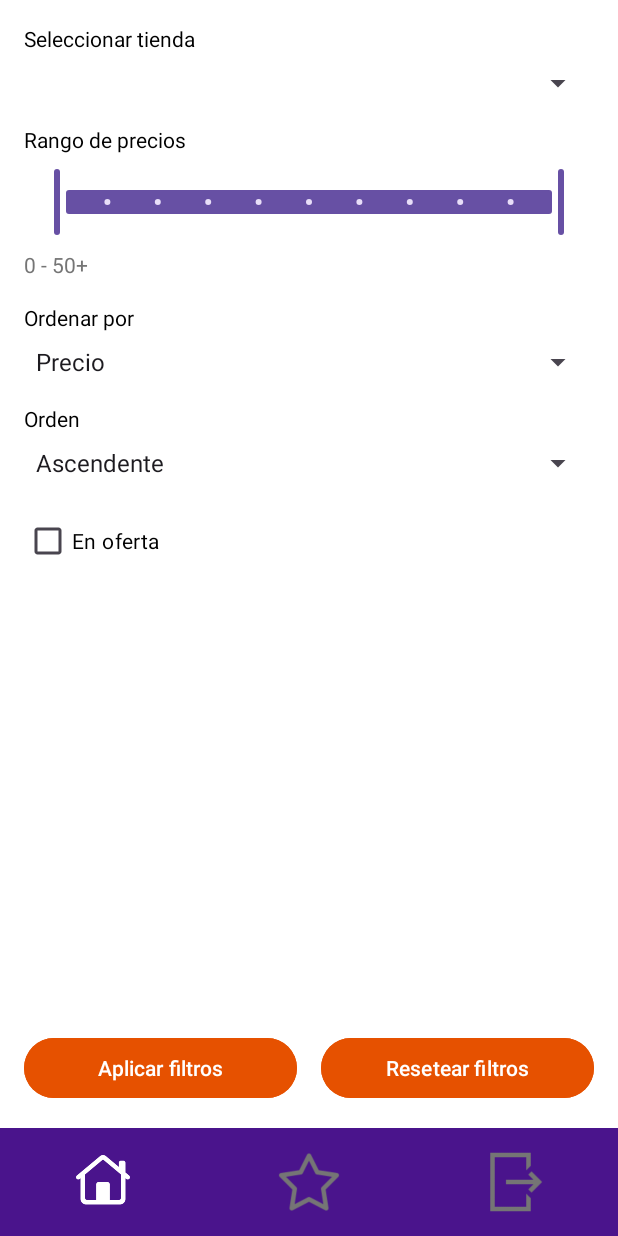
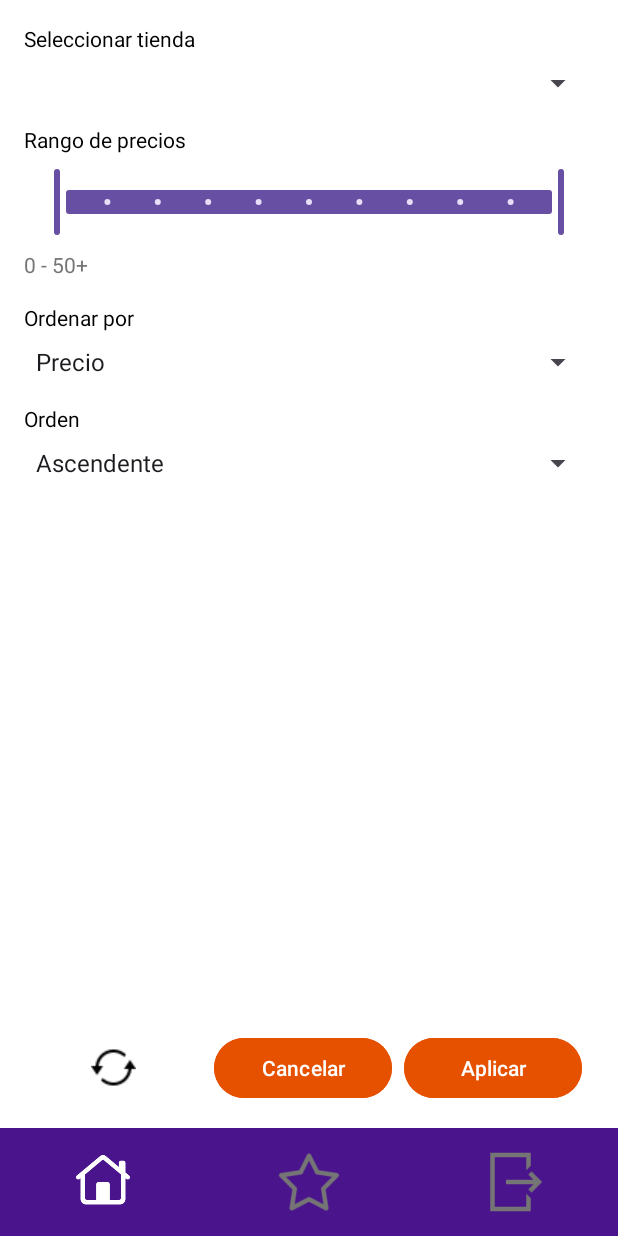
Before and after one commit to NicoA-alt/TPO_DA1, an Android app: the fragment FilterFragment placed in its activity, on a phone screen of 412 x 824 dp. Run offline under Robolectric (Android 15) with nearby library versions, the phone set to English and light mode, and no system bars; our stand-ins replace Firebase (no records; nobody signed in at launch, a user with empty details on screens opened directly).

Commit message:
Añadida funcionalidad de busqueda con filtros

```diff
--- a/app/src/main/java/com/example/tpo_da1/ui/data/CheapSharkApi.kt
+++ b/app/src/main/java/com/example/tpo_da1/ui/data/CheapSharkApi.kt
@@ -14,7 +14,15 @@ interface CheapSharkApi {
     fun getDeals(@Query("pageNumber") pageNumber: Int, @Query("pageSize") pageSize: Int): Call<List<Deal>>
 
     @GET("deals")
-    fun searchDeals(@Query("title") query: String, @Query("pageNumber") pageNumber: Int): Call<List<Deal>>
+    fun searchDeals(
+        @Query("title") query: String,
+        @Query("pageNumber") pageNumber: Int,
+        @Query("desc") desc: Int,
+        @Query("sortBy") sortBy: String,
+        @Query("lowerPrice") lowerPrice: Int,
+        @Query("upperPrice") upperPrice: Int
+    ): Call<List<Deal>>
+
     @GET
     fun getDealDetails(@Url url: String): Call<DealDetailsResponse>
     @GET("stores")
--- a/app/src/main/java/com/example/tpo_da1/ui/data/Deal/DealsRepository.kt
+++ b/app/src/main/java/com/example/tpo_da1/ui/data/deal/DealsRepository.kt
@@ -6,7 +6,7 @@ class DealsRepository(private val service: DealsService) {
         return service.getDeals(page, pageSize)
     }
 
-    suspend fun searchDeals(query: String, page: Int): List<Deal> {
-        return service.searchDeals(query, page)
+    suspend fun searchDeals(query: String, page: Int, desc: Int, sortBy: String, lowerPrice: Int, upperPrice: Int): List<Deal> {
+        return service.searchDeals(query, page, desc, sortBy, lowerPrice, upperPrice)
     }
 }
--- a/app/src/main/java/com/example/tpo_da1/ui/data/Deal/DealsService.kt
+++ b/app/src/main/java/com/example/tpo_da1/ui/data/deal/DealsService.kt
@@ -14,8 +14,8 @@ class DealsService(private val api: CheapSharkApi) {
         }
     }
 
-    suspend fun searchDeals(query: String, page: Int): List<Deal> {
-        val response = api.searchDeals(query, page).awaitResponse()
+    suspend fun searchDeals(query: String, page: Int, desc: Int, sortBy: String, lowerPrice: Int, upperPrice: Int): List<Deal> {
+        val response = api.searchDeals(query, page, desc, sortBy, lowerPrice, upperPrice).awaitResponse()
         if (response.isSuccessful) {
             return response.body() ?: throw Exception("No deals found")
         } else {
--- a/app/src/main/java/com/example/tpo_da1/ui/ui/DealsViewModel.kt
+++ b/app/src/main/java/com/example/tpo_da1/ui/ui/DealsViewModel.kt
@@ -1,5 +1,6 @@
 package com.example.tpo_da1.ui.ui
 
+import android.util.Log
 import androidx.lifecycle.LiveData
 import androidx.lifecycle.MutableLiveData
 import androidx.lifecycle.ViewModel
@@ -22,6 +23,10 @@ class DealsViewModel : ViewModel() {
     val loading: LiveData<Boolean> get() = _loading
 
     private var searchQuery: String? = null
+    private var order: Int = 0
+    private var ordenar: String = "price"
+    private var lowerPrice: Int = 0
+    private var upperPrice: Int = 50
 
     var currentPage = 0
     private var isLastPage = false
@@ -56,22 +61,27 @@ class DealsViewModel : ViewModel() {
         if (searchQuery.isNullOrEmpty()) {
             fetchDeals(++currentPage)
         } else {
-            searchDeals(searchQuery!!, ++currentPage)
+            searchDeals(searchQuery!!, ++currentPage,order)
         }
     }
 
-    fun searchDeals(query: String, page: Int = 0) {
+    fun searchDeals(query: String, page: Int = 0, desc: Int = 0, sortBy: String = "price", lowerPrice: Int = 0, upperPrice: Int = 50) {
+        Log.d("DealsViewModel", "Searching deals with query: $query, page: $page, order: $desc, sort: $sortBy, lowerPrice: $lowerPrice, upperPrice: $upperPrice")
         if (_loading.value == true) return
 
         _loading.value = true
         if (page == 0) {
             searchQuery = query
+            order = desc
+            ordenar = sortBy
+            this.lowerPrice = lowerPrice
+            this.upperPrice = upperPrice
             allDeals.clear()
         }
 
         viewModelScope.launch {
             try {
-                val searchResults = repository.searchDeals(query, page)
+                val searchResults = repository.searchDeals(query, page, desc, sortBy, lowerPrice, upperPrice)
                 if (searchResults.size < pageSize) {
                     isLastPage = true
                 }
--- a/app/src/main/java/com/example/tpo_da1/ui/ui/FilterFragment.kt
+++ b/app/src/main/java/com/example/tpo_da1/ui/ui/FilterFragment.kt
@@ -1,12 +1,15 @@
 package com.example.tpo_da1.ui.ui
 
+import android.content.Context
 import android.os.Bundle
+import android.util.Log
 import androidx.fragment.app.Fragment
 import android.view.LayoutInflater
 import android.view.View
 import android.view.ViewGroup
 import android.widget.ArrayAdapter
 import android.widget.SeekBar
+import androidx.lifecycle.ViewModelProvider
 import com.example.tpo_da1.R
 import com.example.tpo_da1.databinding.FragmentFilterBinding
 import com.example.tpo_da1.ui.data.RetrofitHelper
@@ -21,12 +24,16 @@ class FilterFragment : Fragment() {
 
     private var _binding: FragmentFilterBinding? = null
     private val binding get() = _binding!!
+    private lateinit var sharedViewModel: SharedViewModel
+
 
     override fun onCreateView(
         inflater: LayoutInflater, container: ViewGroup?,
         savedInstanceState: Bundle?
     ): View {
         _binding = FragmentFilterBinding.inflate(inflater, container, false)
+        sharedViewModel = ViewModelProvider(requireActivity()).get(SharedViewModel::class.java)
+
         return binding.root
     }
 
@@ -35,6 +42,7 @@ class FilterFragment : Fragment() {
 
         setupPriceRangeSlider()
         loadStores()
+        loadFilters()
 
         binding.applyFiltersButton.setOnClickListener {
             applyFilters()
@@ -42,6 +50,9 @@ class FilterFragment : Fragment() {
 
         binding.resetFiltersButton.setOnClickListener {
             resetFilters()
+        }
+        binding.cancelButton.setOnClickListener {
+            parentFragmentManager.popBackStack()
         }
     }
 
@@ -82,7 +93,53 @@ class FilterFragment : Fragment() {
     }
 
     private fun applyFilters() {
-        // Aquí deberías obtener los valores de los filtros y aplicar la lógica para filtrar las ofertas
+        val order = if (binding.orderSpinner.selectedItemPosition == 0) 0 else 1 // 0: ascendente, 1: descendente
+        val sortBy = when (binding.sortSpinner.selectedItemPosition) {
+            0 -> "price"
+            1 -> "savings"
+            else -> "price"
+        }
+        val lowerPrice = binding.priceRangeSlider.values[0].toInt()
+        val upperPrice = binding.priceRangeSlider.values[1].toInt()
+        Log.d("FilterFragment", "Applying filters with order: $order, sortBy: $sortBy")
+        sharedViewModel.setOrder(order)
+        sharedViewModel.setSortBy(sortBy)
+        sharedViewModel.setLowerPrice(lowerPrice)
+        sharedViewModel.setUpperPrice(upperPrice)
+
+        saveFilters(order, sortBy, lowerPrice, upperPrice)
+        parentFragmentManager.popBackStack()
+    }
+
+    private fun saveFilters(order: Int, sortBy: String, lowerPrice: Int, upperPrice: Int) {
+        val sharedPreferences = requireActivity().getSharedPreferences("FILTERS", Context.MODE_PRIVATE)
+        with(sharedPreferences.edit()) {
+            putInt("ORDER", order)
+            putString("SORT_BY", sortBy)
+            putInt("LOWER_PRICE", lowerPrice)
+            putInt("UPPER_PRICE", upperPrice)
+            apply()
+        }
+    }
+
+    private fun loadFilters() {
+        val sharedPreferences = requireActivity().getSharedPreferences("FILTERS", Context.MODE_PRIVATE)
+        val order = sharedPreferences.getInt("ORDER", 0)
+        val sortBy = sharedPreferences.getString("SORT_BY", "price") ?: "price"
+        val lowerPrice = sharedPreferences.getInt("LOWER_PRICE", 0)
+        val upperPrice = sharedPreferences.getInt("UPPER_PRICE", 50)
+
+        Log.d("FilterFragment", "Loading filters with order: $order, sortBy: $sortBy, lowerPrice: $lowerPrice, upperPrice: $upperPrice")
+
+        binding.orderSpinner.setSelection(order)
+        binding.sortSpinner.setSelection(
+            when (sortBy) {
+                "price" -> 0
+                "savings" -> 1
+                else -> 0
+            }
+        )
+        binding.priceRangeSlider.values = listOf(lowerPrice.toFloat(), upperPrice.toFloat())
     }
 
     private fun resetFilters() {
@@ -90,7 +147,6 @@ class FilterFragment : Fragment() {
         binding.priceRangeSlider.values = listOf(0f, 50f)
         binding.sortSpinner.setSelection(0)
         binding.orderSpinner.setSelection(0)
-        binding.checkboxOnSale.isChecked = false
     }
 
     override fun onDestroyView() {
--- a/app/src/main/java/com/example/tpo_da1/ui/ui/HomeFragment.kt
+++ b/app/src/main/java/com/example/tpo_da1/ui/ui/HomeFragment.kt
@@ -3,6 +3,7 @@ package com.example.tpo_da1.ui.ui
 import android.os.Bundle
 import android.os.Handler
 import android.os.Looper
+import android.util.Log
 import android.view.KeyEvent
 import androidx.fragment.app.Fragment
 import android.view.LayoutInflater
@@ -24,6 +25,11 @@ class HomeFragment : Fragment() {
     private var isLoading = false
     private val loadMoreHandler = Handler(Looper.getMainLooper())
     private val loadMoreRunnable = Runnable { dealsViewModel.loadMoreDeals() }
+    private lateinit var sharedViewModel: SharedViewModel
+    private var currentOrder: Int = 0
+    private var currentSortBy: String = "price"
+    private var currentLowerPrice: Int = 0
+    private var currentUpperPrice: Int = 50
 
     override fun onCreateView(
         inflater: LayoutInflater, container: ViewGroup?,
@@ -37,6 +43,25 @@ class HomeFragment : Fragment() {
         super.onViewCreated(view, savedInstanceState)
 
         dealsViewModel = ViewModelProvider(this).get(DealsViewModel::class.java)
+        sharedViewModel = ViewModelProvider(requireActivity()).get(SharedViewModel::class.java)
+
+        sharedViewModel.order.observe(viewLifecycleOwner, { order ->
+            currentOrder = order
+            Log.d("HomeFragment", "Received order: $order")
+        })
+        sharedViewModel.sortBy.observe(viewLifecycleOwner, { sortBy ->
+            currentSortBy = sortBy
+            Log.d("HomeFragment", "Received sortBy: $sortBy")
+        })
+
+        sharedViewModel.lowerPrice.observe(viewLifecycleOwner, { lowerPrice ->
+            currentLowerPrice = lowerPrice
+            Log.d("HomeFragment", "Received lowerPrice: $lowerPrice")
+        })
+        sharedViewModel.upperPrice.observe(viewLifecycleOwner, { upperPrice ->
+            currentUpperPrice = upperPrice
+            Log.d("HomeFragment", "Received upperPrice: $upperPrice")
+        })
 
         setupRecyclerView()
         setupSearch()
@@ -99,9 +124,10 @@ class HomeFragment : Fragment() {
 
     private fun performSearch() {
         val query = binding.searchEditText.text.toString().trim()
+        Log.d("HomeFragment", "Performing search with query: $query, order: $currentOrder, sortBy: $currentSortBy, lowerPrice: $currentLowerPrice, upperPrice: $currentUpperPrice")
         if (query.isNotEmpty()) {
             dealsViewModel.currentPage = 0
-            dealsViewModel.searchDeals(query)
+            dealsViewModel.searchDeals(query, 0, currentOrder, currentSortBy, currentLowerPrice, currentUpperPrice)
         }
     }
 
--- /dev/null
+++ b/app/src/main/java/com/example/tpo_da1/ui/ui/SharedViewModel.kt
@@ -0,0 +1,33 @@
+package com.example.tpo_da1.ui.ui
+
+import androidx.lifecycle.LiveData
+import androidx.lifecycle.MutableLiveData
+import androidx.lifecycle.ViewModel
+
+class SharedViewModel : ViewModel() {
+    private val _order = MutableLiveData<Int>()
+    val order: LiveData<Int> get() = _order
+
+    private val _sortBy = MutableLiveData<String>()
+    val sortBy: LiveData<String> get() = _sortBy
+
+    private val _lowerPrice = MutableLiveData<Int>()
+    val lowerPrice: LiveData<Int> get() = _lowerPrice
+
+    private val _upperPrice = MutableLiveData<Int>()
+    val upperPrice: LiveData<Int> get() = _upperPrice
+
+    fun setOrder(order: Int) {
+        _order.value = order
+    }
+    fun setSortBy(sortBy: String) {
+        _sortBy.value = sortBy
+    }
+    fun setLowerPrice(lowerPrice: Int) {
+        _lowerPrice.value = lowerPrice
+    }
+
+    fun setUpperPrice(upperPrice: Int) {
+        _upperPrice.value = upperPrice
+    }
+}
--- a/app/src/main/res/layout/fragment_filter.xml
+++ b/app/src/main/res/layout/fragment_filter.xml
@@ -90,15 +90,6 @@
                 android:layout_marginBottom="16dp"
                 android:entries="@array/order_options"/>
 
-            <!-- Checkbox para ofertas disponibles -->
-            <CheckBox
-                android:id="@+id/checkbox_on_sale"
-                android:layout_width="wrap_content"
-                android:layout_height="wrap_content"
-                android:text="En oferta"
-                android:textColor="@color/textoPrimario"
-                android:layout_marginBottom="16dp"/>
-
         </LinearLayout>
     </ScrollView>
 
@@ -114,25 +105,35 @@
         app:layout_constraintEnd_toEndOf="parent"
         android:layout_marginTop="16dp">
 
+        <ImageButton
+            android:id="@+id/reset_filters_button"
+            android:layout_width="0dp"
+            android:layout_height="wrap_content"
+            android:layout_weight="1"
+            android:background="@null"
+            android:src="@drawable/reset"
+            android:contentDescription="@string/reset_filters"
+            android:layout_marginEnd="8dp"/>
+
+        <Button
+            android:id="@+id/cancel_button"
+            android:layout_width="0dp"
+            android:layout_height="wrap_content"
+            android:layout_weight="1"
+            android:text="Cancelar"
+            android:backgroundTint="@color/boton"
+            android:textColor="@color/botonTexto"
+            android:layout_marginEnd="8dp"/>
+
         <Button
             android:id="@+id/apply_filters_button"
             android:layout_width="0dp"
             android:layout_height="wrap_content"
             android:layout_weight="1"
-            android:text="Aplicar filtros"
+            android:text="Aplicar"
             android:backgroundTint="@color/boton"
             android:textColor="@color/botonTexto"
             android:layout_marginEnd="8dp"/>
 
-        <Button
-            android:id="@+id/reset_filters_button"
-            android:layout_width="0dp"
-            android:layout_height="wrap_content"
-            android:layout_weight="1"
-            android:text="Resetear filtros"
-            android:backgroundTint="@color/boton"
-            android:textColor="@color/botonTexto"
-            android:layout_marginStart="8dp"/>
-
     </LinearLayout>
 </androidx.constraintlayout.widget.ConstraintLayout>
--- a/app/src/main/res/values/strings.xml
+++ b/app/src/main/res/values/strings.xml
@@ -9,4 +9,5 @@
     <string name="cerrar_sesion">Cerrar Sesion</string>
     <string name="no_results_text">No encontramos resultados para tu búsqueda. Por favor, intenta con otros términos.</string>
     <string name="no_results_icon">Icono de no resultados</string>
+    <string name="reset_filters">Restablecer filtros</string>
 </resources>
```
Also changed, not shown: app/src/main/java/com/example/tpo_da1/ui/data/dealDetails/DealDetailsRepository.kt (renamed from app/src/main/java/com/example/tpo_da1/ui/data/DealDetails/DealDetailsRepository.kt), app/src/main/java/com/example/tpo_da1/ui/data/dealDetails/DealDetailsService.kt (renamed from app/src/main/java/com/example/tpo_da1/ui/data/DealDetails/DealDetailsService.kt), app/src/main/java/com/example/tpo_da1/ui/ui/dealDetails/DealDetailsViewModel.kt (renamed from app/src/main/java/com/example/tpo_da1/ui/ui/DealDetailsViewModel.kt), app/src/main/java/com/example/tpo_da1/ui/ui/dealDetails/DetailFragment.kt (renamed from app/src/main/java/com/example/tpo_da1/ui/ui/DetailFragment.kt), app/src/main/res/drawable/reset.png (added).
